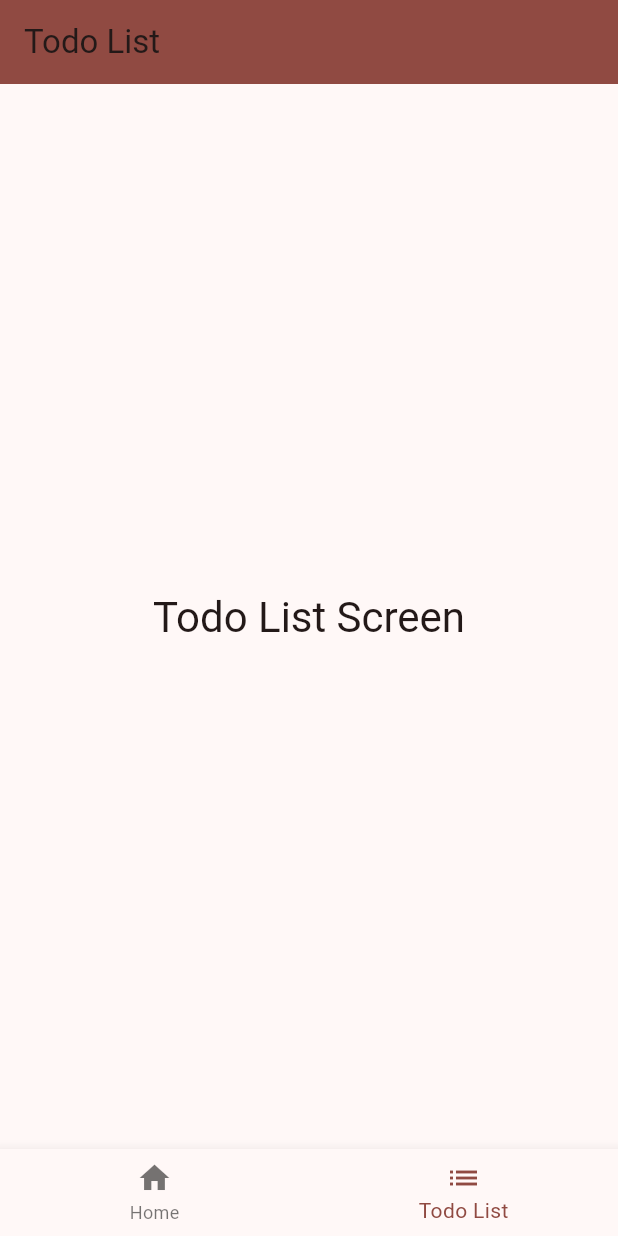
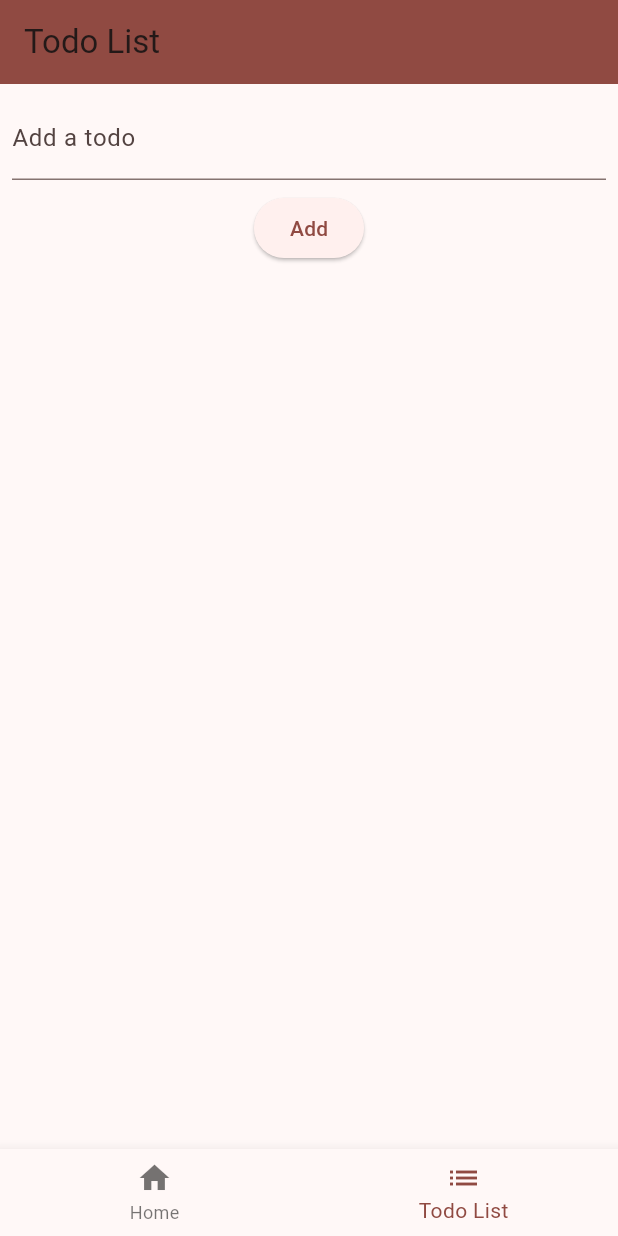
Before and after one commit to ShugKnight24/flutter_boy, a Flutter app: the screen it shows after launch, item 2 of the bottom bar chosen, on a phone screen of 412 x 824 dp. Run offline on Flutter 3.47's test engine with Material 3 defaults, Android fonts, the phone set to English and light mode, and no system bars.

Commit message:
feat: Add ToDo functionality
- Basic ToDo Create, Delete, & Read functionality

```diff
--- a/lib/main.dart
+++ b/lib/main.dart
@@ -1,5 +1,7 @@
 import 'package:flutter/material.dart';
 
+// TODO: Begin considering how to architect & structure the app
+// Domain Driven Design?
 void main() {
   runApp(const MyApp());
 }
@@ -144,15 +146,98 @@ class _MyHomePageState extends State<MyHomePage> {
   }
 }
 
-class TodoListScreen extends StatelessWidget {
+class Todo {
+  String title;
+  bool isCompleted;
+
+  Todo({
+    required this.title,
+    this.isCompleted = false,
+  });
+}
+
+class TodoListScreen extends StatefulWidget {
   const TodoListScreen({super.key});
+  @override
+  State<TodoListScreen> createState() => _TodoListScreenState();
+}
+
+class _TodoListScreenState extends State<TodoListScreen> {
+  // TODO: Look into why Flutter uses _ for variables / methods / classes / etc
+  // does it actually make the item private or a convention?
+  final List<Todo> _todos = [];
+  final TextEditingController _controller = TextEditingController();
+
+  // TODO: Add UPDATE functionality
+  // TODO: Add Submit on enter / specific key press functionality
+  void _addTodo() {
+    setState(() {
+      _todos.add(Todo(
+        title: _controller.text,
+      ));
+      _controller.clear();
+    });
+  }
+
+  void _toggleTodoCompletion(int index) {
+    setState(() {
+      _todos[index].isCompleted = !_todos[index].isCompleted;
+    });
+  }
+
+  void _deleteTodoAt(int index) {
+    setState(() {
+      _todos.removeAt(index);
+    });
+  }
 
   @override
   Widget build(BuildContext context) {
-    return Center(
-      child: Text(
-        'Todo List Screen',
-        style: Theme.of(context).textTheme.headlineMedium,
+    return Scaffold(
+      body: Column(
+        children: [
+          Padding(
+            padding: const EdgeInsets.all(8.0),
+            child: TextField(
+              controller: _controller,
+              decoration: const InputDecoration(
+                labelText: 'Add a todo',
+              ),
+            ),
+          ),
+          ElevatedButton(
+            onPressed: _addTodo,
+            child: const Text('Add'),
+          ),
+          Expanded(
+            child: ListView.builder(
+              itemCount: _todos.length,
+              itemBuilder: (context, index) {
+                final todo = _todos[index];
+                return ListTile(
+                  title: Text(
+                    todo.title,
+                    style: TextStyle(
+                      decoration: todo.isCompleted
+                          ? TextDecoration.lineThrough
+                          : TextDecoration.none,
+                    ),
+                  ),
+                  leading: Checkbox(
+                    value: todo.isCompleted,
+                    onChanged: (bool? value) {
+                      _toggleTodoCompletion(index);
+                    },
+                  ),
+                  trailing: IconButton(
+                    icon: const Icon(Icons.delete),
+                    onPressed: () => _deleteTodoAt(index),
+                  ),
+                );
+              },
+            ),
+          ),
+        ],
       ),
     );
   }
```
